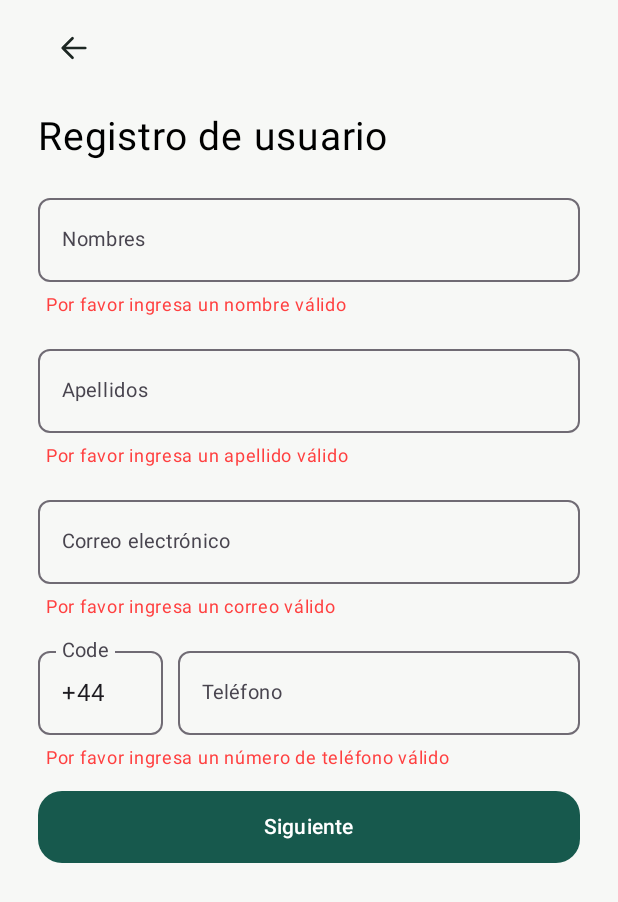
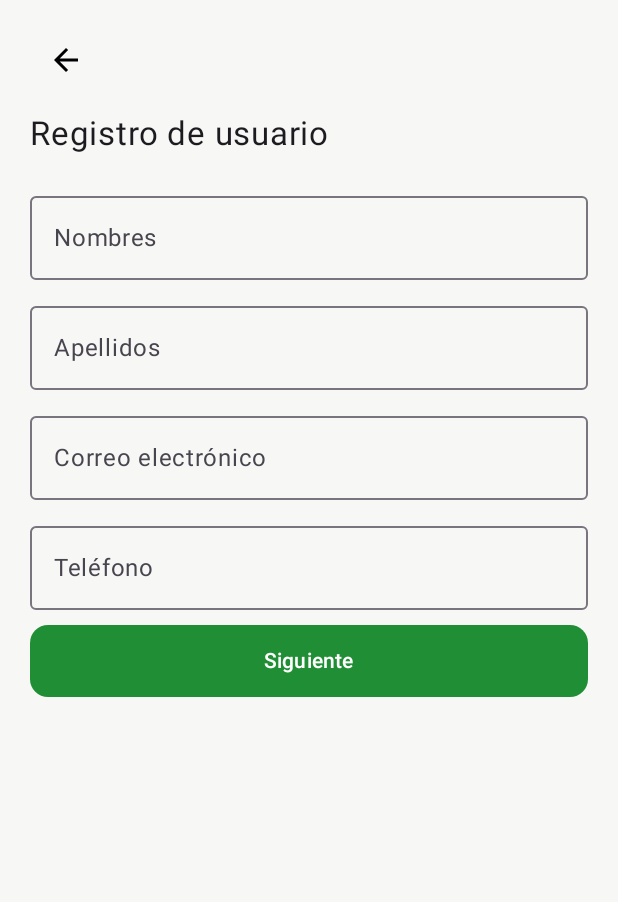
Before and after one commit to SunmyT/tinkuy, an Android app built with Jetpack Compose: the screen it shows after launch (MainActivity), after a tap on "Crear Cuenta", on a phone screen of 412 x 824 dp. Shown: the top 902 px of the screen. Run offline under Robolectric (Android 15) with nearby library versions, the phone set to English and light mode, and no system bars.

Commit message:
Add user registration screen

```diff
--- /dev/null
+++ b/app/src/main/java/com/proyecto/myapplicationtinkuy/ui/screens/login/RegisterScreen.kt
@@ -0,0 +1,172 @@
+package com.proyecto.myapplicationtinkuy.ui.screens.login
+
+import androidx.compose.foundation.clickable
+import androidx.compose.foundation.layout.Arrangement
+import androidx.compose.foundation.layout.Column
+import androidx.compose.foundation.layout.Row
+import androidx.compose.foundation.layout.Spacer
+import androidx.compose.foundation.layout.fillMaxSize
+import androidx.compose.foundation.layout.fillMaxWidth
+import androidx.compose.foundation.layout.height
+import androidx.compose.foundation.layout.padding
+import androidx.compose.foundation.shape.RoundedCornerShape
+import androidx.compose.foundation.text.KeyboardOptions
+import androidx.compose.material.icons.Icons
+import androidx.compose.material.icons.automirrored.filled.ArrowBack
+import androidx.compose.material3.Button
+import androidx.compose.material3.ButtonDefaults
+import androidx.compose.material3.Icon
+import androidx.compose.material3.IconButton
+import androidx.compose.material3.MaterialTheme
+import androidx.compose.material3.OutlinedTextField
+import androidx.compose.material3.Text
+import androidx.compose.runtime.Composable
+import androidx.compose.runtime.getValue
+import androidx.compose.runtime.mutableStateOf
+import androidx.compose.runtime.remember
+import androidx.compose.runtime.setValue
+import androidx.compose.ui.Alignment
+import androidx.compose.ui.Modifier
+import androidx.compose.ui.text.input.KeyboardType
+import androidx.compose.ui.unit.dp
+import androidx.compose.ui.unit.sp
+import com.proyecto.myapplicationtinkuy.ui.theme.TinkuyGreen
+
+@Composable
+fun RegisterScreen(
+    onBack: () -> Unit,
+    onNext: () -> Unit
+) {
+    var name by remember { mutableStateOf("") }
+    var surname by remember { mutableStateOf("") }
+    var email by remember { mutableStateOf("") }
+    var phone by remember { mutableStateOf("") }
+    var submitted by remember { mutableStateOf(false) }
+
+    val nameValid = name.trim().isNotEmpty()
+    val surnameValid = surname.trim().isNotEmpty()
+    val emailValid = email.trim().matches(
+        Regex("^[A-Za-z0-9+_.-]+@[A-Za-z0-9.-]+\\.[A-Za-z]{2,}$")
+    )
+    val phoneValid = phone.length == 9 && phone.all { it.isDigit() }
+
+    Column(
+        modifier = Modifier
+            .fillMaxSize()
+            .padding(horizontal = 20.dp)
+    ) {
+        Spacer(Modifier.height(16.dp))
+
+        IconButton(onClick = onBack) {
+            Icon(
+                imageVector = Icons.AutoMirrored.Filled.ArrowBack,
+                contentDescription = "Volver"
+            )
+        }
+
+        Spacer(Modifier.height(12.dp))
+
+        Text(
+            text = "Registro de usuario",
+            fontSize = 22.sp,
+            color = MaterialTheme.colorScheme.onBackground
+        )
+
+        Spacer(Modifier.height(20.dp))
+
+        OutlinedTextField(
+            value = name,
+            onValueChange = { name = it },
+            modifier = Modifier.fillMaxWidth(),
+            label = { Text("Nombres") },
+            singleLine = true,
+            isError = submitted && !nameValid
+        )
+        if (submitted && !nameValid) {
+            ErrorText("Por favor ingresa un nombre válido")
+        }
+
+        Spacer(Modifier.height(9.dp))
+
+        OutlinedTextField(
+            value = surname,
+            onValueChange = { surname = it },
+            modifier = Modifier.fillMaxWidth(),
+            label = { Text("Apellidos") },
+            singleLine = true,
+            isError = submitted && !surnameValid
+        )
+        if (submitted && !surnameValid) {
+            ErrorText("Por favor ingresa un apellido válido")
+        }
+
+        Spacer(Modifier.height(9.dp))
+
+        OutlinedTextField(
+            value = email,
+            onValueChange = { email = it },
+            modifier = Modifier.fillMaxWidth(),
+            label = { Text("Correo electrónico") },
+            singleLine = true,
+            keyboardOptions = KeyboardOptions(
+                keyboardType = KeyboardType.Email
+            ),
+            isError = submitted && !emailValid
+        )
+        if (submitted && !emailValid) {
+            ErrorText("Por favor ingresa un correo válido")
+        }
+
+        Spacer(Modifier.height(9.dp))
+
+        OutlinedTextField(
+            value = phone,
+            onValueChange = { value ->
+                if (value.length <= 9 && value.all { it.isDigit() }) {
+                    phone = value
+                }
+            },
+            modifier = Modifier.fillMaxWidth(),
+            label = { Text("Teléfono") },
+            placeholder = { Text("999999999") },
+            singleLine = true,
+            keyboardOptions = KeyboardOptions(
+                keyboardType = KeyboardType.Phone
+            ),
+            isError = submitted && !phoneValid
+        )
+        if (submitted && !phoneValid) {
+            ErrorText("Por favor ingresa un número de teléfono válido")
+        }
+
+        Spacer(Modifier.height(10.dp))
+
+        Button(
+            onClick = {
+                submitted = true
+                if (nameValid && surnameValid && emailValid && phoneValid) {
+                    onNext()
+                }
+            },
+            modifier = Modifier
+                .fillMaxWidth()
+                .height(48.dp),
+            shape = RoundedCornerShape(12.dp),
+            colors = ButtonDefaults.buttonColors(
+                containerColor = TinkuyGreen
+            )
+        ) {
+            Text("Siguiente")
+        }
+    }
+}
+
+@Composable
+private fun ErrorText(message: String) {
+    Text(
+        text = message,
+        color = MaterialTheme.colorScheme.error,
+        fontSize = 11.sp,
+        modifier = Modifier.padding(start = 4.dp, top = 4.dp)
+    )
+}
```
Also changed, not shown: app/src/main/java/com/proyecto/myapplicationtinkuy/MainActivity.kt (+5 -22 lines), app/src/main/res/drawable/bienvenida.png (deleted).
